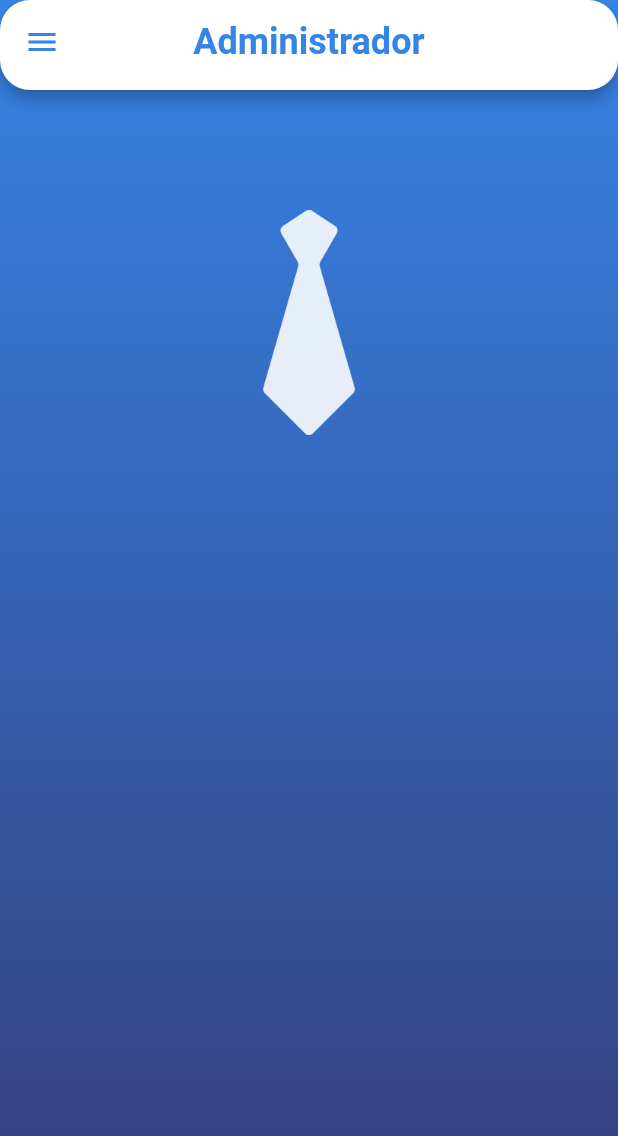
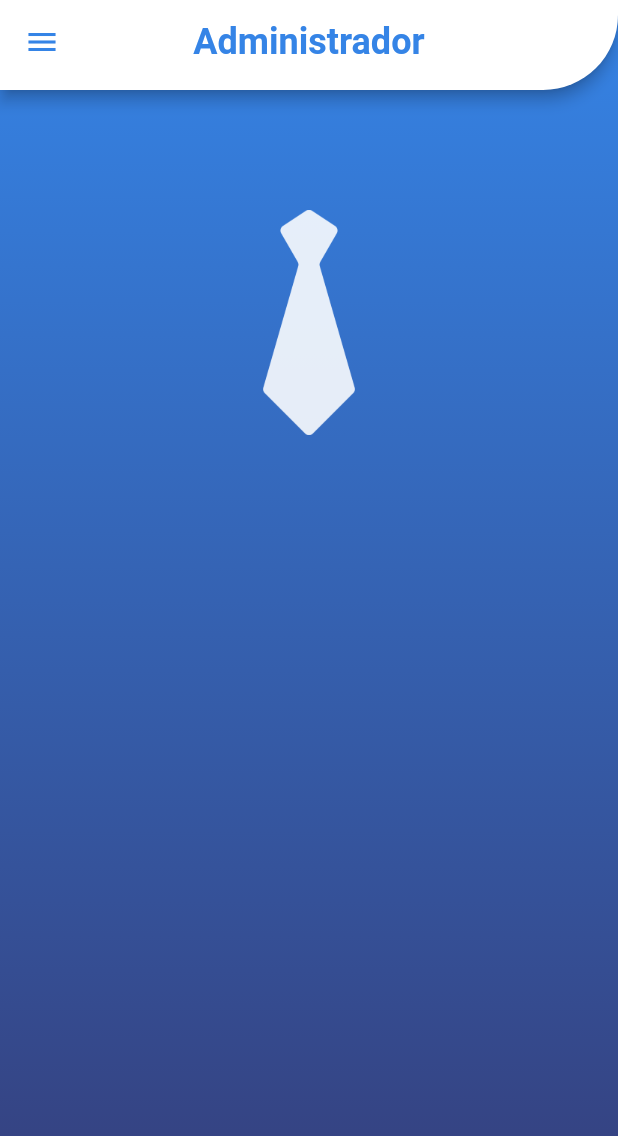
Before and after one commit to RayRMRZ/Flutter-Project-Asistance-Control, a Flutter app: the AdminPagina screen opened directly, on a phone screen of 412 x 824 dp. Shown: the top 1136 px of the screen. Run offline on Flutter 3.47's test engine with Material 2 defaults, Android fonts, the light colour scheme and no system bars.

Commit message:
Interfaz Mejorada (Esquinas Redondas), Interfaz Administrador Agregada

```diff
--- a/Interfaz_Proyecto/lib/AdminUI.dart
+++ b/Interfaz_Proyecto/lib/AdminUI.dart
@@ -57,7 +57,7 @@ class _AdminPagina extends State<AdminPagina>{
           ),
           title: Text("Administrador", style: TextStyle(color: Color.fromRGBO(53, 132, 230, 1),fontSize: 24, fontWeight: FontWeight.bold),),
           centerTitle: true,
-          shape: RoundedRectangleBorder(borderRadius: BorderRadius.circular(20)),
+          shape: RoundedRectangleBorder(borderRadius: BorderRadius.only(bottomRight: Radius.circular(50))),
           backgroundColor: Colors.white,
         ),
       ),
```
